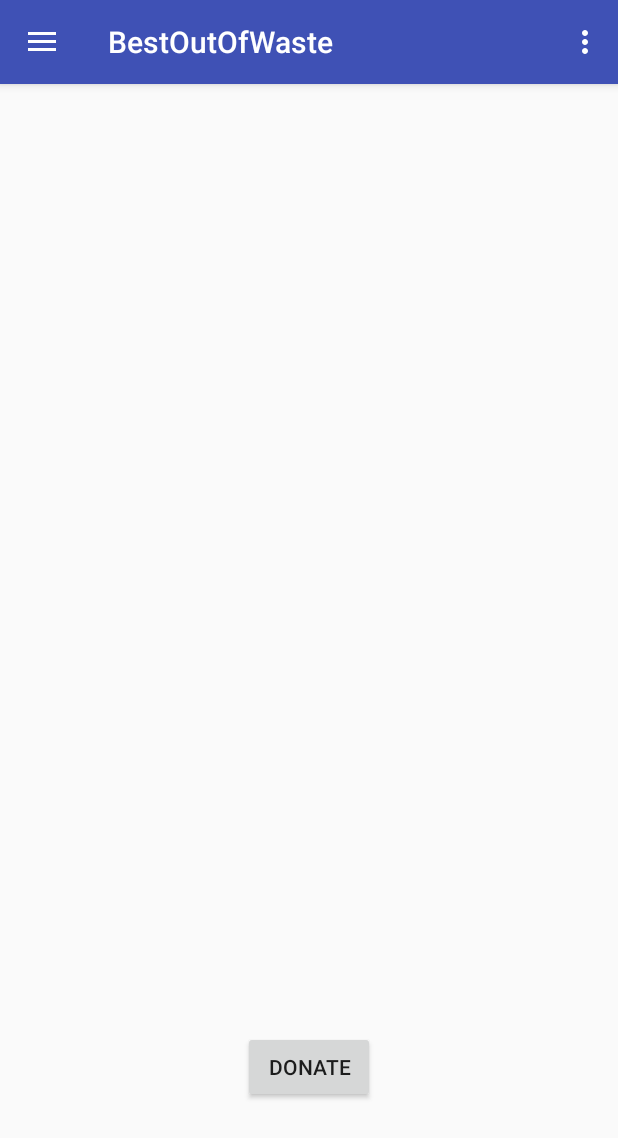
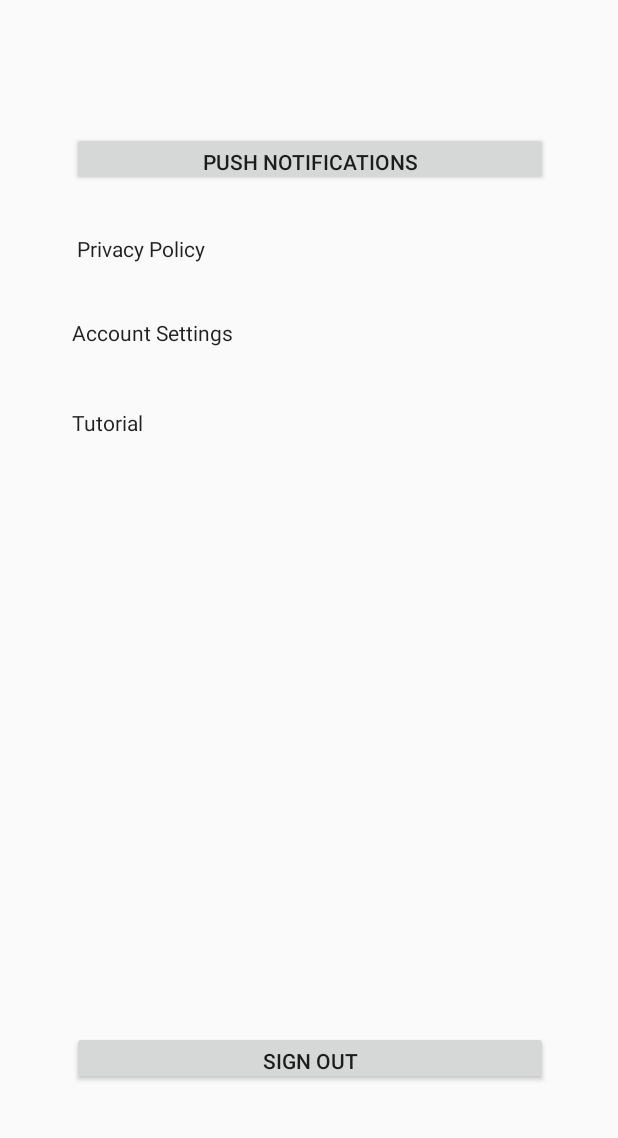
Before and after one commit to gtpan77/BestOutOfWaste, an Android app: the IntroActivity screen opened directly, with no data from a screen before it, in the side drawer, after a tap on "Settings", on a phone screen of 412 x 824 dp. Shown: the top 1138 px of the screen. Run offline under Robolectric (Android 15) with nearby library versions, the phone set to English and light mode, and no system bars; our stand-ins replace Firebase (no records; nobody signed in at launch, a user with empty details on screens opened directly); libraries missing offline, so code that uses them is left out: com.twitter.sdk.

Commit message:
Added AccountSettings And Settings Activity

```diff
--- a/app/src/main/AndroidManifest.xml
+++ b/app/src/main/AndroidManifest.xml
@@ -45,7 +45,9 @@
             android:name=".MenuActivity"
             android:label="@string/title_activity_menu"
             android:theme="@style/AppTheme.NoActionBar" />
-        <activity android:name=".IntroActivity"></activity>
+        <activity android:name=".IntroActivity" />
+        <activity android:name=".AccountSettings" />
+        <activity android:name=".Settings"></activity>
     </application>
 
 </manifest>
--- a/app/src/main/java/com/example/gauravsharma/bestoutofwaste/MainActivity.java
+++ b/app/src/main/java/com/example/gauravsharma/bestoutofwaste/MainActivity.java
@@ -105,7 +105,6 @@ public class MainActivity extends AppCompatActivity {
 
                         }
                     });
-
                 }
             }
         };
--- a/app/src/main/java/com/example/gauravsharma/bestoutofwaste/MenuActivity.java
+++ b/app/src/main/java/com/example/gauravsharma/bestoutofwaste/MenuActivity.java
@@ -1,5 +1,6 @@
 package com.example.gauravsharma.bestoutofwaste;
 
+import android.content.Intent;
 import android.os.Bundle;
 import android.support.design.widget.FloatingActionButton;
 import android.support.design.widget.Snackbar;
@@ -63,12 +64,10 @@ public class MenuActivity extends AppCompatActivity
         // automatically handle clicks on the Home/Up button, so long
         // as you specify a parent activity in AndroidManifest.xml.
         int id = item.getItemId();
-
         //noinspection SimplifiableIfStatement
         if (id == R.id.action_settings) {
             return true;
         }
-
         return super.onOptionsItemSelected(item);
     }
 
@@ -83,6 +82,7 @@ public class MenuActivity extends AppCompatActivity
         } else if (id == R.id.navigationLocations) {
 
         } else if (id == R.id.navigationSettings) {
+startActivity(new Intent(MenuActivity.this,Settings.class));
 
         } else if (id == R.id.navigationLogOut) {
 
--- a/app/src/main/java/com/example/gauravsharma/bestoutofwaste/Model/User.java
+++ b/app/src/main/java/com/example/gauravsharma/bestoutofwaste/Model/User.java
@@ -9,7 +9,7 @@ public class User {
     public String gender;
     public Date dateOfBirth;
     public String phoneNumber;
-    public Address address;
+    public String address;
     public Address pickUpAddress;
     public boolean flag;
     public boolean registered;
@@ -22,7 +22,7 @@ public class User {
 
     }
 
-    public User(String uid, String firstName, String lastName, String emailAddress, String phoneNumber, Address address, boolean registered) {
+    public User(String uid, String firstName, String lastName, String emailAddress, String phoneNumber, String address, boolean registered) {
         userID = uid;
         this.firstName = firstName;
         this.lastName = lastName;
--- /dev/null
+++ b/app/src/main/java/com/example/gauravsharma/bestoutofwaste/Settings.java
@@ -0,0 +1,24 @@
+package com.example.gauravsharma.bestoutofwaste;
+
+import android.content.Intent;
+import android.support.v7.app.AppCompatActivity;
+import android.os.Bundle;
+import android.view.View;
+import android.widget.TextView;
+
+public class Settings extends AppCompatActivity {
+
+    TextView accountSettingsText;
+    @Override
+    protected void onCreate(Bundle savedInstanceState) {
+        super.onCreate(savedInstanceState);
+        setContentView(R.layout.activity_settings);
+    accountSettingsText=findViewById(R.id.accountSettingsSettingsText);
+    accountSettingsText.setOnClickListener(new View.OnClickListener() {
+        @Override
+        public void onClick(View v) {
+            startActivity(new Intent(Settings.this,AccountSettings.class));
+        }
+    });
+    }
+}
--- /dev/null
+++ b/app/src/main/res/layout/activity_settings.xml
@@ -0,0 +1,90 @@
+<?xml version="1.0" encoding="utf-8"?>
+<android.support.constraint.ConstraintLayout xmlns:android="http://schemas.android.com/apk/res/android"
+    xmlns:app="http://schemas.android.com/apk/res-auto"
+    xmlns:tools="http://schemas.android.com/tools"
+    android:layout_width="match_parent"
+    android:layout_height="match_parent"
+    tools:context=".Settings">
+
+    <Button
+        android:id="@+id/pushNotificationSettingsButton"
+        android:layout_width="317dp"
+        android:layout_height="36dp"
+        android:layout_marginEnd="8dp"
+        android:layout_marginLeft="8dp"
+        android:layout_marginRight="8dp"
+        android:layout_marginStart="8dp"
+        android:layout_marginTop="88dp"
+        android:text="Push Notifications"
+        app:layout_constraintEnd_toEndOf="parent"
+        app:layout_constraintHorizontal_bias="0.509"
+        app:layout_constraintStart_toStartOf="parent"
+        app:layout_constraintTop_toTopOf="parent" />
+
+    <TextView
+        android:id="@+id/privacyPolicySettingsText"
+        android:layout_width="317dp"
+        android:layout_height="28dp"
+        android:layout_marginEnd="8dp"
+        android:layout_marginLeft="8dp"
+        android:layout_marginRight="8dp"
+        android:layout_marginStart="8dp"
+        android:layout_marginTop="32dp"
+        android:text=" Privacy Policy"
+        android:textAppearance="@style/TextAppearance.AppCompat"
+        app:layout_constraintEnd_toEndOf="parent"
+        app:layout_constraintHorizontal_bias="0.509"
+        app:layout_constraintStart_toStartOf="parent"
+        app:layout_constraintTop_toBottomOf="@+id/pushNotificationSettingsButton" />
+
+    <TextView
+        android:id="@+id/accountSettingsSettingsText"
+        android:layout_width="317dp"
+        android:layout_height="28dp"
+        android:layout_marginEnd="8dp"
+        android:layout_marginLeft="8dp"
+        android:layout_marginRight="8dp"
+        android:layout_marginStart="8dp"
+        android:layout_marginTop="28dp"
+        android:text="Account Settings"
+        android:textAppearance="@style/TextAppearance.AppCompat"
+        app:layout_constraintEnd_toEndOf="parent"
+        app:layout_constraintHorizontal_bias="0.509"
+        app:layout_constraintStart_toStartOf="parent"
+        app:layout_constraintTop_toBottomOf="@+id/privacyPolicySettingsText" />
+
+    <TextView
+        android:id="@+id/tutorialSettingsText"
+        android:layout_width="317dp"
+        android:layout_height="28dp"
+        android:layout_marginEnd="8dp"
+        android:layout_marginLeft="8dp"
+        android:layout_marginRight="8dp"
+        android:layout_marginStart="8dp"
+        android:layout_marginTop="32dp"
+        android:text="Tutorial"
+        android:textAppearance="@style/TextAppearance.AppCompat"
+        app:layout_constraintEnd_toEndOf="parent"
+        app:layout_constraintHorizontal_bias="0.509"
+        app:layout_constraintStart_toStartOf="parent"
+        app:layout_constraintTop_toBottomOf="@+id/accountSettingsSettingsText" />
+
+    <Button
+        android:id="@+id/signOutSettingsButton"
+        android:layout_width="317dp"
+        android:layout_height="36dp"
+        android:layout_marginBottom="36dp"
+        android:layout_marginEnd="8dp"
+        android:layout_marginLeft="8dp"
+        android:layout_marginRight="8dp"
+        android:layout_marginStart="8dp"
+        android:layout_marginTop="8dp"
+        android:text="Sign Out"
+        app:layout_constraintBottom_toBottomOf="parent"
+        app:layout_constraintEnd_toEndOf="parent"
+        app:layout_constraintHorizontal_bias="0.509"
+        app:layout_constraintStart_toStartOf="parent"
+        app:layout_constraintTop_toBottomOf="@+id/tutorialSettingsText"
+        app:layout_constraintVertical_bias="0.854" />
+
+</android.support.constraint.ConstraintLayout>
```
Also changed, not shown: app/src/main/java/com/example/gauravsharma/bestoutofwaste/AccountSettings.java (added, +169 -0 lines), app/src/main/java/com/example/gauravsharma/bestoutofwaste/Model/Address.java (+11 -10 lines), app/src/main/java/com/example/gauravsharma/bestoutofwaste/RegistrationActivity.java (+4 -3 lines), app/src/main/res/layout/activity_account_settings.xml (added, +227 -0 lines).
